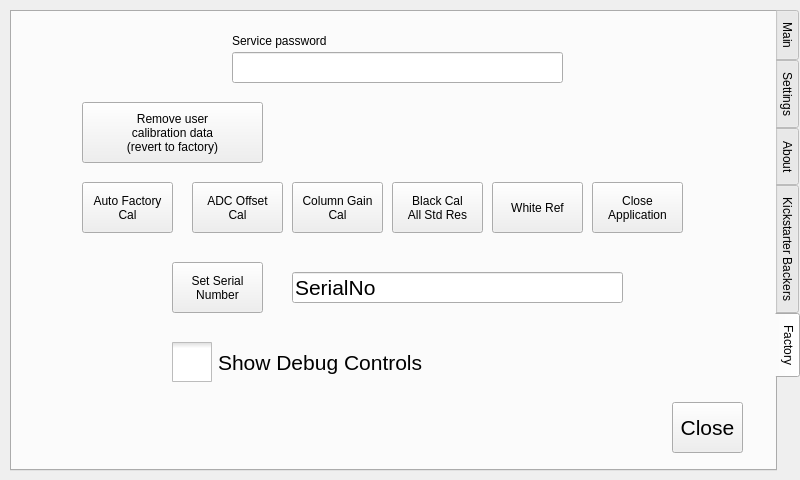
The window that src/utilwindow.ui (krontech/chronos-cam-app) describes before a commit, drawn with Qt 5.
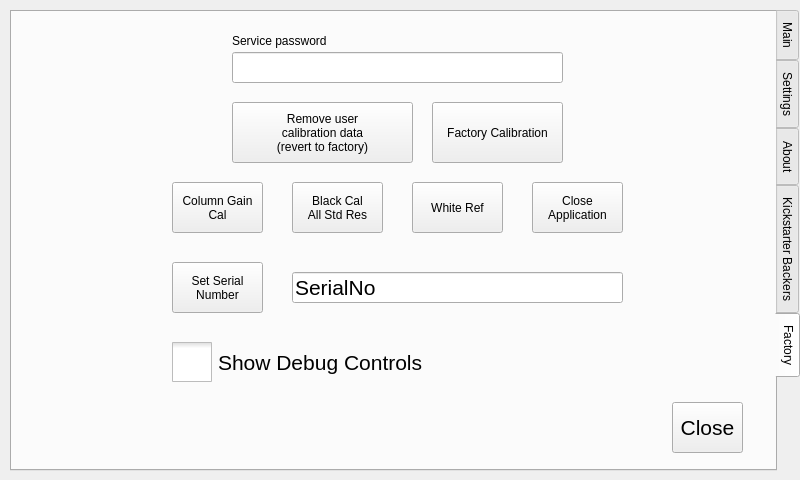
The same window after the commit. Custom widgets are drawn as their Qt base class.

Commit message:
Remove ADC offsets from factory/manual calibration.
The live ADC offset training works well enough that we can remove it
from the factory calibration data, and perform it live when switching
resolutions instead.

```diff
--- a/src/utilwindow.ui
+++ b/src/utilwindow.ui
@@ -858,24 +858,10 @@
     <attribute name="title">
      <string>Factory</string>
     </attribute>
-    <widget class="QPushButton" name="cmdAdcOffset">
-     <property name="geometry">
-      <rect>
-       <x>180</x>
-       <y>170</y>
-       <width>91</width>
-       <height>51</height>
-      </rect>
-     </property>
-     <property name="text">
-      <string>ADC Offset
-Cal</string>
-     </property>
-    </widget>
     <widget class="QPushButton" name="cmdColumnGain">
      <property name="geometry">
       <rect>
-       <x>280</x>
+       <x>160</x>
        <y>170</y>
        <width>91</width>
        <height>51</height>
@@ -889,7 +875,7 @@
     <widget class="QPushButton" name="cmdBlackCalAll">
      <property name="geometry">
       <rect>
-       <x>380</x>
+       <x>280</x>
        <y>170</y>
        <width>91</width>
        <height>51</height>
@@ -903,7 +889,7 @@
     <widget class="QPushButton" name="cmdCloseApp">
      <property name="geometry">
       <rect>
-       <x>580</x>
+       <x>520</x>
        <y>170</y>
        <width>91</width>
        <height>51</height>
@@ -917,24 +903,23 @@
     <widget class="QPushButton" name="cmdAutoCal">
      <property name="geometry">
       <rect>
-       <x>70</x>
-       <y>170</y>
-       <width>91</width>
-       <height>51</height>
+       <x>420</x>
+       <y>90</y>
+       <width>131</width>
+       <height>61</height>
       </rect>
      </property>
      <property name="focusPolicy">
       <enum>Qt::WheelFocus</enum>
      </property>
      <property name="text">
-      <string>Auto Factory
-Cal</string>
+      <string>Factory Calibration</string>
      </property>
     </widget>
     <widget class="QPushButton" name="cmdWhiteRef">
      <property name="geometry">
       <rect>
-       <x>480</x>
+       <x>400</x>
        <y>170</y>
        <width>91</width>
        <height>51</height>
@@ -1043,7 +1028,7 @@
     <widget class="QPushButton" name="cmdRevertCalData">
      <property name="geometry">
       <rect>
-       <x>70</x>
+       <x>220</x>
        <y>90</y>
        <width>181</width>
        <height>61</height>
```
Left out of the diff: 1 changed line with no effect on the pictures. The commit also changes 7 other files.
